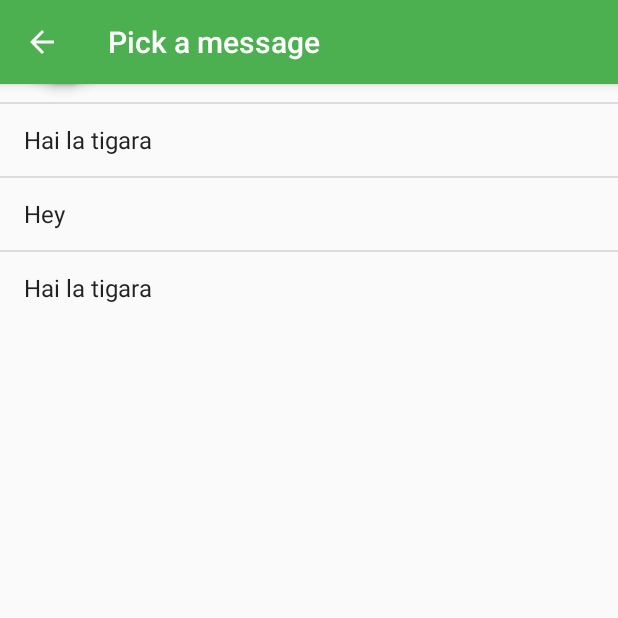
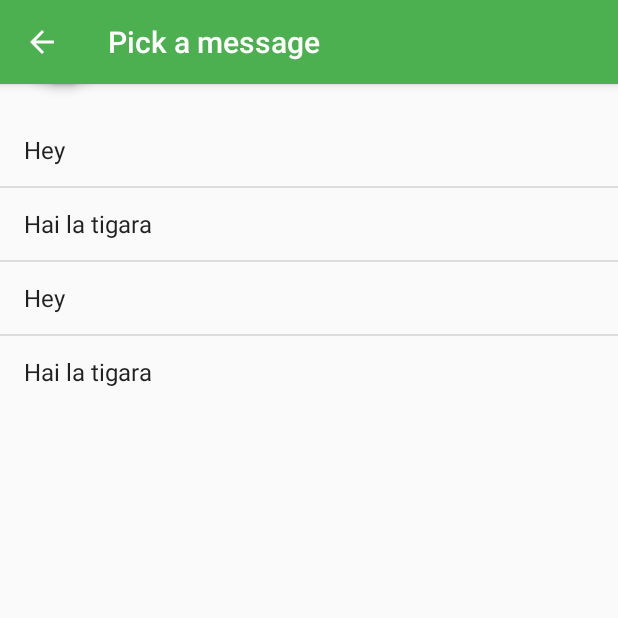
Before and after one commit to alexandrupele/heyhey, an Android app: the MessagePickerActivity screen opened directly, with no data from a screen before it, on a phone screen of 412 x 824 dp, the top half of it. Run offline under Robolectric (Android 15) with nearby library versions, the phone set to English and light mode, and no system bars; our stand-ins replace Firebase (no records; nobody signed in at launch, a user with empty details on screens opened directly), Room's generated code, RxJava; libraries missing offline, so code that uses them is left out: com.afollestad.materialdialogs, com.facebook, com.firebase.ui; plain views replace FloatingActionButton, FloatingActionMenu; 4 statements that could not run were skipped.

Commit message:
fix bug - first list item is hidden by the toolbar

```diff
--- a/app/src/main/java/com/apele/heyhey/message/MessagePickerActivity.kt
+++ b/app/src/main/java/com/apele/heyhey/message/MessagePickerActivity.kt
@@ -71,6 +71,7 @@ class MessagePickerActivity : ListActivity() {
             if (it.isEmpty()) {
                 insertDefaultMessages {
                     getMessageOptionsFromDb {
+                        getMessages?.dispose()
                         messageOptions.addAll(it)
                         adapter.notifyDataSetChanged()
                     }
--- a/app/src/main/res/layout/activity_message_picker.xml
+++ b/app/src/main/res/layout/activity_message_picker.xml
@@ -15,6 +15,7 @@
 
     <ListView
         android:id="@android:id/list"
+        android:layout_below="@id/toolbar"
         android:layout_marginTop="20dp"
         android:layout_width="match_parent"
         android:layout_height="wrap_content" />
```
